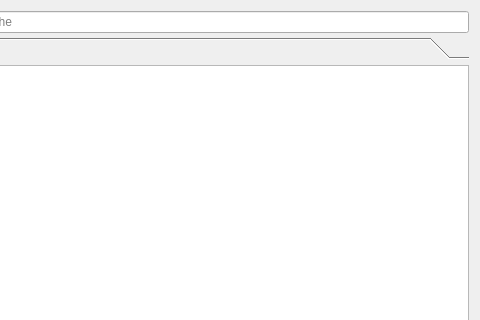
kleiner-brauhelfer/kleiner-brauhelfer-2, file kleiner-brauhelfer/tabrohstoffe.ui: the form before one commit; both pictures show x 265 to 745 and y 0 to 320 of the 745 by 606 pixel window.
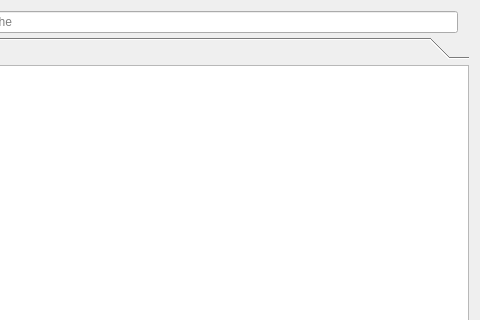
The form after the commit. Custom widgets are drawn as their Qt base class.

Patch:
```diff
--- a/kleiner-brauhelfer/tabrohstoffe.ui
+++ b/kleiner-brauhelfer/tabrohstoffe.ui
@@ -65,6 +65,9 @@
        </property>
       </widget>
      </item>
+     <item>
+      <widget class="QLabel" name="lblNumItems"/>
+     </item>
     </layout>
    </item>
    <item>
```
